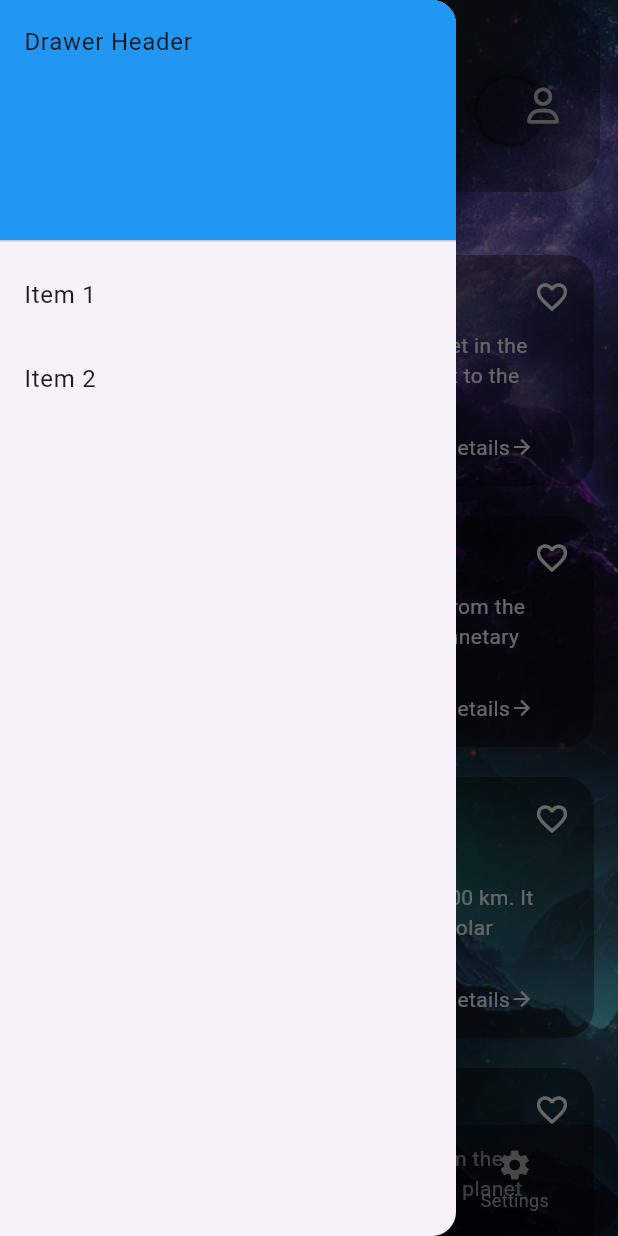
After one commit to ikramaftab/Cosmico-app, a Flutter app: the HomeScreen screen opened directly, item 2 of the bottom bar chosen, in the side drawer, after a tap on "Item 1", on a phone screen of 412 x 824 dp. The commit adds this screen. Run offline on Flutter 3.47's test engine with Material 3 defaults, Android fonts, the phone set to English and light mode, and no system bars; our stand-ins replace font_awesome_flutter.

Commit message:
changes on home screen.

```diff
--- a/lib/earth.dart
+++ b/lib/earth.dart
@@ -1,3 +1,5 @@
+import 'package:cosmico/fav_screen.dart';
+import 'package:cosmico/home_screen.dart';
 import 'package:flutter/material.dart';
 
 class Earth extends StatefulWidget {
@@ -14,6 +16,7 @@ class _EarthState extends State<Earth> {
         child: Scaffold(
       body: Stack(
         children: [
+
           Image.asset(
             'assets/Component1.png',
             fit: BoxFit.cover,
@@ -58,12 +61,47 @@ class _EarthState extends State<Earth> {
 
           )),
           Positioned(
-              top: 688,
-              left: 180,
+            top: 688,
+            left: 180,
+            child: GestureDetector(onTap: (){},
               child: Text(
                 'Visit',
                 style: TextStyle(fontSize: 24, color: Colors.white),
-              )),
+              ),
+            ),
+          ),
+          Positioned(
+            left: 20,
+            top: 30,
+            child: GestureDetector(
+              onTap: (){
+                Navigator.pop(context);
+              },
+              child: Container(padding: EdgeInsets.all(16),
+
+
+                decoration: BoxDecoration(borderRadius: BorderRadius.circular(70),
+                  color: Colors.black.withOpacity(0.5),),
+                child: Icon(Icons.arrow_back, color: Colors.white,) ,
+              ),
+            ),
+          ),
+          Positioned(
+            left: 310,
+            top: 30,
+            child: GestureDetector(
+              onTap: (){
+                Navigator.push(context, MaterialPageRoute(builder: (context)=> fav_screen()));
+              },
+              child: Container(padding: EdgeInsets.all(16),
+
+
+                decoration: BoxDecoration(borderRadius: BorderRadius.circular(70),
+                  color: Colors.black.withOpacity(0.5),),
+                child: Icon(Icons.favorite_border_outlined, color: Colors.white,) ,
+              ),
+            ),
+          ),
 
           // Positioned(
           //     top: 10,
--- /dev/null
+++ b/lib/fav_screen.dart
@@ -0,0 +1,309 @@
+import 'package:cosmico/demo_home.dart';
+import 'package:cosmico/earth.dart';
+import 'package:cosmico/home_screen.dart';
+import 'package:cosmico/login_screen.dart';
+import 'package:flutter/material.dart';
+import 'package:font_awesome_flutter/font_awesome_flutter.dart';
+
+class fav_screen extends StatefulWidget {
+  const fav_screen({super.key});
+
+  @override
+  State<fav_screen> createState() => _fav_screenState();
+}
+
+class _fav_screenState extends State<fav_screen> {
+
+  final GlobalKey<ScaffoldState> _scaffoldKey = GlobalKey<ScaffoldState>();
+
+
+
+
+
+
+
+  int _selectedIndex = 0;
+
+  void _onItemTapped(int index) {
+    setState(() {
+      _selectedIndex = index;
+    });
+
+    // Navigate to the appropriate screen based on the index
+    switch (index) {
+      case 0:
+        Navigator.push(
+          context,
+          MaterialPageRoute(builder: (context) => HomeScreen()),
+        );
+        break;
+      case 1:
+        Navigator.push(
+          context,
+          MaterialPageRoute(builder: (context) => fav_screen()),
+        );
+        break;
+      case 2:
+        Navigator.push(
+          context,
+          MaterialPageRoute(builder: (context) => LoginScreen()),
+        );
+        break;
+    }
+  }
+
+  @override
+  Widget build(BuildContext context) {
+    return  SafeArea(child: Scaffold(
+      key: _scaffoldKey,
+      drawer: Drawer(
+        child: ListView(
+          children: <Widget>[
+            DrawerHeader(
+              decoration: BoxDecoration(color: Colors.blue),
+              child: Text('Drawer Header'),
+            ),
+            ListTile(
+              title: Text('Item 1'),
+              onTap: () {},
+            ),
+            ListTile(
+              title: Text('Item 2'),
+              onTap: () {},
+            ),
+          ],
+        ),
+      ),
+
+      body: Stack(children: [
+        Image.asset(
+          'assets/Favbackground.png',
+          fit: BoxFit.cover,
+          height: double.infinity,
+          width: double.infinity,
+        ),
+        Positioned(
+          top: 0,
+          width: 680,
+          height: 140,
+          child: Image.asset('assets/Ellipse36.png'),
+        ),
+        Positioned(
+          top: 40,
+          left: 20,
+          width: 60,
+          height: 60,
+          child: InkWell(
+            onTap: () {
+              _scaffoldKey.currentState?.openDrawer();
+            },
+            child: Icon(FontAwesomeIcons.bars, color: Colors.white),
+          ),
+        ),
+        Positioned(
+          top: 40,
+          right: 20,
+          width: 60,
+          height: 60,
+          child: Icon(FontAwesomeIcons.user, color: Colors.white),
+        ),
+        Positioned(
+          top: 50,
+          left: 0,
+          right: 0,
+          child: Center(
+            child: Column(
+              children: [
+                Text(
+                  'Milky Way',
+                  style: TextStyle(color: Color(0xff8D8E99), fontSize: 12),
+                ),
+                Text(
+                  'Solar System',
+                  style: TextStyle(color: Colors.white, fontSize: 24),
+                ),
+              ],
+            ),
+          ),
+        ),
+        Container(
+          height: 128,
+          width: 400,
+          decoration: BoxDecoration(borderRadius: BorderRadius.circular(30),color: Colors.black.withOpacity(0.3)),),
+        SafeArea(
+          child: ListView(
+            physics: AlwaysScrollableScrollPhysics(),
+            padding: EdgeInsets.symmetric(horizontal: 16),
+            children: [
+              SizedBox(height: 160), // Space for AppBar
+              PlanetCard(
+                assetname: 'assets/mercury.png',
+                planetName: "Mercury",
+                description:
+                "Mercury is the smallest planet in the Solar System and the closest to the Sun.",
+              ),
+              PlanetCard(
+                assetname: 'assets/venus.png',
+                planetName: "Venus",
+                description:
+                "Venus is the second planet from the Sun and is Earth's closest planetary neighbor.",
+              ),
+              PlanetCard(
+                assetname: 'assets/earth2.png',
+                planetName: "Earth",
+                description:
+                "Earth is an ellipsoid with a circumference of about 40,000 km. It is the densest planet in the Solar System.",
+              ),
+              PlanetCard(
+                assetname: 'assets/mars.png',
+                planetName: "Mars",
+                description:
+                "Mars is the fourth planet from the Sun and the second-smallest planet in the Solar System.",
+              ),
+            ],
+          ),
+        ),
+        Positioned(
+          bottom: 0.2,
+          left: 0.2,
+          right: 0.2,
+          child: Container(
+            height: 74,
+            decoration: BoxDecoration(
+              color: Colors.black.withOpacity(0.4),
+              borderRadius: BorderRadius.circular(20),
+            ),
+            child: BottomNavigationBar(
+              backgroundColor: Colors.transparent,
+              elevation: 0,
+              items: [
+                BottomNavigationBarItem(icon: Icon(Icons.home), label: 'Home'),
+                BottomNavigationBarItem(icon: Icon(Icons.favorite), label: 'Favourites'),
+                BottomNavigationBarItem(icon: Icon(Icons.settings), label: 'Settings'),
+              ],
+              currentIndex: _selectedIndex,
+              selectedItemColor: Colors.white,
+              unselectedItemColor: Colors.grey,
+              onTap: _onItemTapped,
+            ),
+          ),
+        )
+      ],),
+
+
+    ));
+
+  }
+}
+
+
+// Card widget for each planet
+class PlanetCard extends StatelessWidget {
+  final String planetName;
+  final String description;
+  final String assetname;
+
+  PlanetCard({required this.planetName, required this.description , required this.assetname});
+
+  @override
+  Widget build(BuildContext context) {
+    return Container(
+      margin: EdgeInsets.symmetric(vertical: 10),
+      padding: EdgeInsets.all(16),
+      decoration: BoxDecoration(
+        color: Colors.black.withOpacity(0.4),
+        borderRadius: BorderRadius.circular(20),
+      ),
+      child: Row(
+        crossAxisAlignment: CrossAxisAlignment.start,
+        children: [
+          Container(
+            width: 70, // Set to match CircleAvatar's diameter
+            height: 50,
+            decoration: BoxDecoration(
+              shape: BoxShape.circle,
+            ),
+            child: ClipOval(
+              child: Image.asset(
+                assetname, // Replace with your image path
+                fit: BoxFit.cover,   // Ensures the image covers the entire circle
+              ),
+            ),
+          ),
+          SizedBox(width: 16),
+          Expanded(
+            child: Column(
+              crossAxisAlignment: CrossAxisAlignment.start,
+              children: [
+                Text(
+                  planetName,
+                  style: TextStyle(
+                    color: Color(0xff00d8ff),
+                    fontSize: 18,
+                    fontWeight: FontWeight.bold,
+                  ),
+                ),
+                SizedBox(height: 8),
+                Text(
+                  description,
+                  style: TextStyle(
+                    color: Colors.grey[300],
+                    fontSize: 14,
+                  ),
+                ),
+                SizedBox(height: 8),
+                Row(
+                  mainAxisAlignment: MainAxisAlignment.end,
+                  children: [
+                    Text(
+                      "Details",
+                      style: TextStyle(
+                        color: Colors.grey[300],
+                        fontSize: 14,
+                      ),
+                    ),
+                    Icon(
+                      Icons.arrow_forward,
+                      color: Colors.grey[300],
+                      size: 16,
+                    ),
+                  ],
+                ),
+              ],
+            ),
+          ),
+          Icon(
+            Icons.favorite_border,
+            color: Colors.grey[300],
+          ),
+        ],
+      ),
+    );
+  }
+}
+// class HomeScreen extends StatelessWidget {
+//   @override
+//   Widget build(BuildContext context) {
+//     return Scaffold(
+//       body: Center(child: Text('Home Screen')),
+//     );
+//   }
+// }
+//
+// class FavouritesScreen extends StatelessWidget {
+//   @override
+//   Widget build(BuildContext context) {
+//     return Scaffold(
+//       body: Center(child: Text('Favourites Screen')),
+//     );
+//   }
+// }
+//
+// class SettingsScreen extends StatelessWidget {
+//   @override
+//   Widget build(BuildContext context) {
+//     return Scaffold(
+//       body: Center(child: Text('Settings Screen')),
+//     );
+//   }
+// }
--- a/lib/home_screen.dart
+++ b/lib/home_screen.dart
@@ -1,4 +1,6 @@
 import 'package:cosmico/earth.dart';
+import 'package:cosmico/fav_screen.dart';
+import 'package:cosmico/login_screen.dart';
 import 'package:flutter/material.dart';
 import 'package:font_awesome_flutter/font_awesome_flutter.dart';
 
@@ -10,8 +12,37 @@ class HomeScreen extends StatefulWidget {
 }
 
 class _HomeScreenState extends State<HomeScreen> {
+
   final GlobalKey<ScaffoldState> _scaffoldKey = GlobalKey<ScaffoldState>();
+  int _selectedIndex = 0;
 
+  void _onItemTapped(int index) {
+    setState(() {
+      _selectedIndex = index;
+    });
+
+    // Navigate to the appropriate screen based on the index
+    switch (index) {
+      case 0:
+        Navigator.push(
+          context,
+          MaterialPageRoute(builder: (context) => HomeScreen()),
+        );
+        break;
+      case 1:
+        Navigator.push(
+          context,
+          MaterialPageRoute(builder: (context) => fav_screen()),
+        );
+        break;
+      case 2:
+        Navigator.push(
+          context,
+          MaterialPageRoute(builder: (context) => LoginScreen()),
+        );
+        break;
+    }
+  }
   @override
   Widget build(BuildContext context) {
     return SafeArea(
@@ -189,29 +220,33 @@ class _HomeScreenState extends State<HomeScreen> {
               ),
             ),
             Positioned(
-              bottom: 10,
-              left: 50,
-              child: InkWell(
-                onTap: () {},
-                child: Image.asset('assets/Frame2.png'),
+              bottom: 0.2, // Adjust as needed to move the bar above the screen edge
+              left: 0.2, // Add padding on the left
+              right: 0.2, // Add padding on the right
+              child: Container(
+                height: 74 ,
+
+                decoration: BoxDecoration(
+                  color: Colors.black.withOpacity(0.4), // Semi-transparent background
+                  borderRadius: BorderRadius.circular(20),
+                ),
+                child: BottomNavigationBar(
+                  backgroundColor: Colors.transparent, // Keep the bar itself transparent
+                  elevation: 0, // Remove shadow
+                  items: [
+                    BottomNavigationBarItem(icon: Icon(Icons.home), label: 'Home'),
+                    BottomNavigationBarItem(icon: Icon(Icons.favorite), label: 'Favourites'),
+                    BottomNavigationBarItem(icon: Icon(Icons.more_horiz), label: 'more'),
+                  ],
+                  currentIndex: _selectedIndex,
+                  selectedItemColor: Colors.white,
+                  unselectedItemColor: Colors.grey,
+                  onTap: _onItemTapped,
+                ),
               ),
-            ),
-            Positioned(
-              bottom: 10,
-              left: 160,
-              child: InkWell(
-                onTap: () {},
-                child: Image.asset('assets/Frame3.png'),
-              ),
-            ),
-            Positioned(
-              bottom: 10,
-              left: 270,
-              child: InkWell(
-                onTap: () {},
-                child: Image.asset('assets/Frame3(1).png'),
-              ),
-            ),
+
+
+            )
           ],
         ),
       ),
--- a/lib/login_screen.dart
+++ b/lib/login_screen.dart
@@ -6,9 +6,9 @@ import 'package:flutter/material.dart';
 // import 'package:url_launcher/url_launcher.dart';
 import 'package:font_awesome_flutter/font_awesome_flutter.dart';
 
-// final Uri _url = Uri.parse('https://www.twitter.com');
-// final Uri _url2 = Uri.parse('https://www.facebook.com');
-// final Uri _url3 = Uri.parse('https://www.google.com');
+final Uri _url = Uri.parse('https://www.twitter.com');
+final Uri _url2 = Uri.parse('https://www.facebook.com');
+final Uri _url3 = Uri.parse('https://www.google.com');
 
 class LoginScreen extends StatefulWidget {
   const LoginScreen({super.key});
@@ -174,17 +174,19 @@ class _LoginScreenState extends State<LoginScreen> {
 }
 //
 // Future<void> _launchUrl() async {
-//   if (!await launchUrl(_url)) {
+//   if (!await _launchUrl(_url)) {
 //     throw Exception('Could not launch $_url');
 //   }
 // }
 // Future<void> _launchUrl2() async {
-//   if (!await launchUrl(_url2)) {
+//   if (!await _launchUrl(_url2)) {
 //     throw Exception('Could not launch $_url');
 //   }
 // }
 // Future<void> _launchUrl3() async {
-//   if (!await launchUrl(_url3)) {
+//   if (!await _launchUrl(_url3)) {
 //     throw Exception('Could not launch $_url');
 //   }
 // }
+//
+//
```
Also changed, not shown: pubspec.yaml (+7 -1 lines), assets/Favbackground.png (added), assets/earth2.png (added), assets/mars.png (added), assets/mercury.png (added), assets/venus.png (added).
